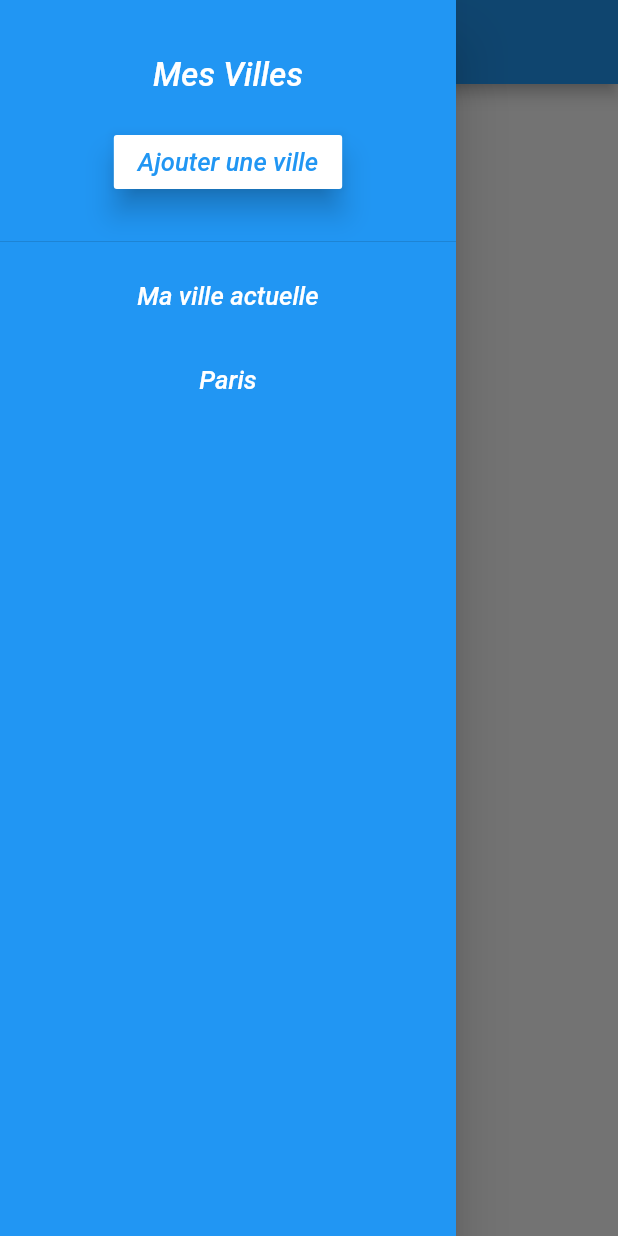
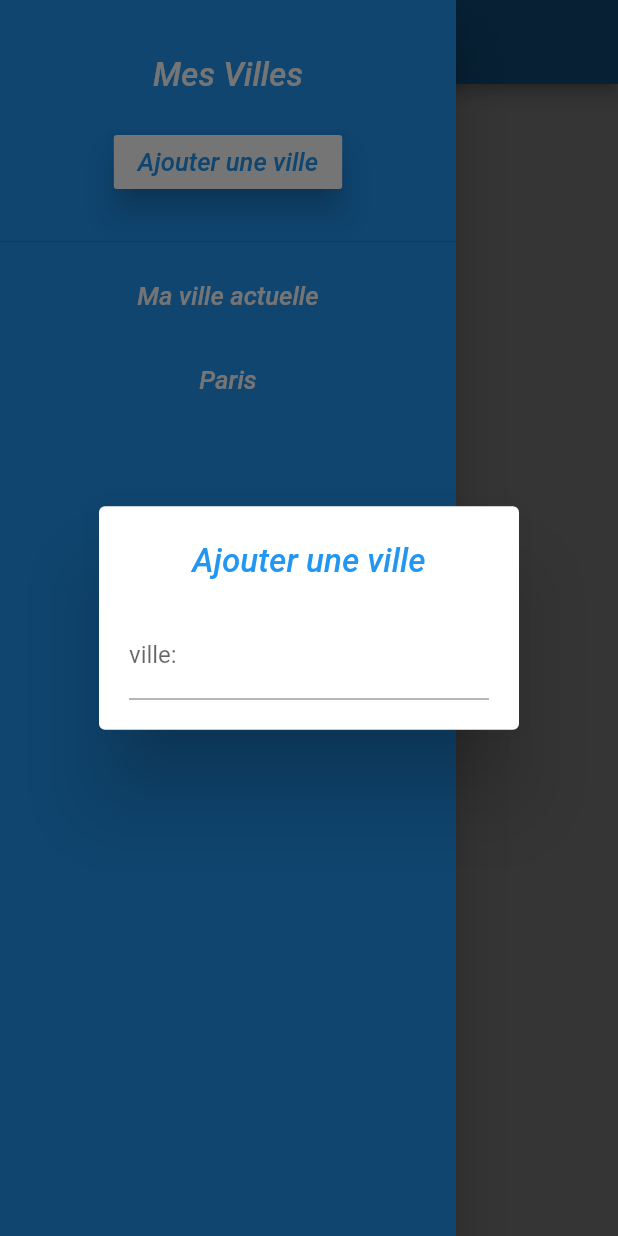
Before and after one commit to EvaWayJ/coda_meteo, a Flutter app: the screen it shows after launch, in the side drawer, after a tap on "Ajouter une ville", on a phone screen of 412 x 824 dp. Run offline on Flutter 3.47's test engine with Material 2 defaults, Android fonts, the phone set to English and light mode, and no system bars.

Commit message:
Ajout d'un simple dialog

```diff
--- a/lib/main.dart
+++ b/lib/main.dart
@@ -51,9 +51,8 @@ String villeChoisie = null;
                           child: textAvecStyle("Ajouter une ville", color: Colors.blue),
                           elevation: 8.0,
                           color: Colors.white,
-                          onPressed: (){
-
-                      })
+                          onPressed: ajoutVille
+                      ),
                     ],
                   ),
                 );
@@ -98,4 +97,24 @@ String villeChoisie = null;
       color: color
     ),);
   }
+
+  Future<Null> ajoutVille()async{
+    return showDialog(context: context,
+    barrierDismissible: true,
+    builder: (BuildContext buildContext){
+      return new SimpleDialog(
+        contentPadding: EdgeInsets.all(20.0),
+        title: textAvecStyle("Ajouter une ville", fontSize: 22.0, color: Colors.blue),
+        children: <Widget>[
+          new TextField(
+            decoration: new InputDecoration(labelText: "ville: "),
+            onSubmitted: (String str){
+              Navigator.pop(buildContext);
+            },
+          )
+        ],
+      );
+    }
+    );
+  }
 }
```
